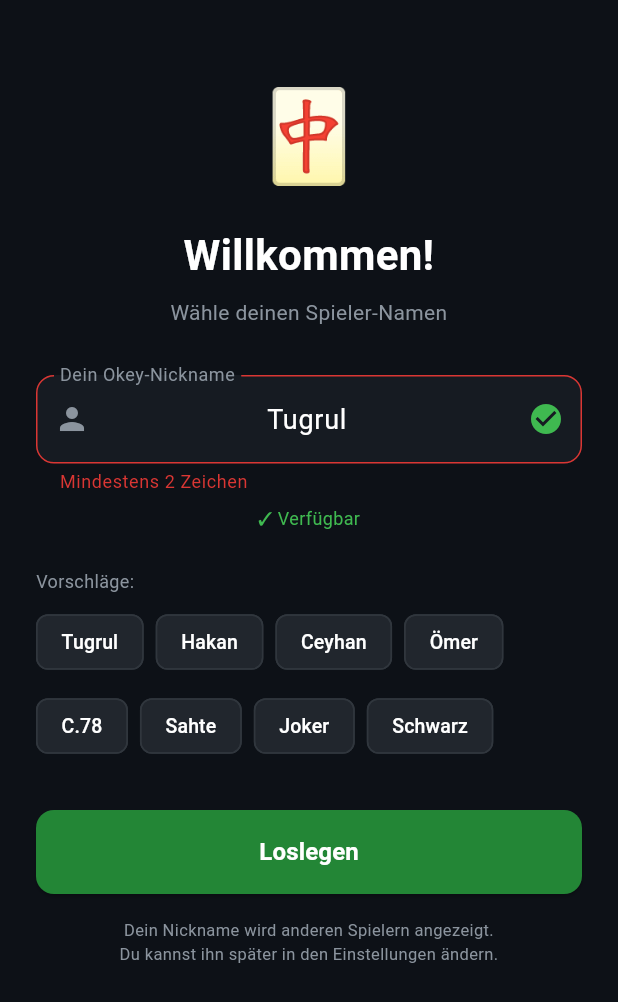
After one commit to Jiggy799/renkli-okey-scout, a Flutter app: the NicknameScreen screen opened by its route, after a tap on "Loslegen", after a tap on "Tugrul", on a phone screen of 412 x 824 dp. The commit adds this screen. Shown: the top 1002 px of the screen. Run offline on Flutter 3.47's test engine with Material 3 defaults, Android fonts, the phone set to English and light mode, and no system bars; our stand-ins replace go_router, google_sign_in, image_picker, qr_flutter, supabase_flutter; missing offline and left inert: mobile_scanner, onnxruntime, realtime_client; accounts and stored records are empty.

Commit message:
feat: Nickname-Auswahl nach Google Sign-In + Profile-Edit
NEUE SCREENS:
- lib/screens/nickname_screen.dart: Erstauswahl nach Login
  * Live-Verfügbarkeitscheck (✓/✗ Icon)
  * Vorschläge (Tugrul, Hakan, Ceyhan, Ömer, ...)
  * Validierung: 2-12 Zeichen, nur [A-Za-z0-9._-]
- lib/screens/profile_screen.dart: Nickname später ändern
  * Avatar + Email read-only
  * Live-Verfügbarkeitscheck

ROUTER:
- /nickname Route
- /profile Route
- Async redirect mit _needsNickname() Check
- Anonymous-User überspringen Nickname-Screen

DATENBANK:
- supabase/migrations/004_profile_username_unique.sql
  * username UNIQUE constraint
  * NOT NULL
  * CHECK 2-12 Zeichen

HOME-SCREEN:
- Lädt nickname + avatar aus profiles-Tabelle
- Neuer 'Profil bearbeiten' Button in AppBar

VERSION BUMP: 1.4.0 → 1.5.0

```diff
--- a/lib/router.dart
+++ b/lib/router.dart
@@ -24,24 +24,55 @@ import 'screens/settings_screen.dart';
 import 'screens/rules_screen.dart';
 import 'screens/collect_screen.dart';
 import 'screens/login_screen.dart';
+import 'screens/nickname_screen.dart';
+import 'screens/profile_screen.dart';
 
 final _rootNavigatorKey = GlobalKey<NavigatorState>();
+
+/// Helper: Prüft ob der User einen Nickname hat.
+Future<bool> _needsNickname() async {
+  final user = Supabase.instance.client.auth.currentUser;
+  if (user == null) return false;
+  // Anonymous User bekommen einen Auto-Nickname
+  if (user.isAnonymous) return false;
+
+  try {
+    final res = await Supabase.instance.client
+        .from('profiles')
+        .select('username')
+        .eq('id', user.id)
+        .maybeSingle();
+    return res == null || (res['username'] as String?)?.isEmpty == true;
+  } catch (_) {
+    return false;
+  }
+}
 
 final router = GoRouter(
   navigatorKey: _rootNavigatorKey,
   initialLocation: '/',
-  redirect: (context, state) {
+  redirect: (context, state) async {
     final user = Supabase.instance.client.auth.currentUser;
     final loc = state.matchedLocation;
     final isLogin = loc == '/login';
+    final isNickname = loc == '/nickname';
     final isDemo = loc.startsWith('/demo');
 
     // Nicht angemeldet → Login (außer Demo ist erlaubt)
     if (user == null && !isLogin && !isDemo) {
       return '/login';
     }
-    // Angemeldet aber auf /login → Home
+    // Angemeldet aber auf /login → Nickname (oder Home wenn schon gesetzt)
     if (user != null && isLogin) {
+      if (await _needsNickname()) return '/nickname';
+      return '/';
+    }
+    // Angemeldet, hat aber keinen Nickname → /nickname
+    if (user != null && !isNickname && !isLogin && !isDemo) {
+      if (await _needsNickname()) return '/nickname';
+    }
+    // Auf /nickname aber Nickname existiert schon → /
+    if (user != null && isNickname && !(await _needsNickname())) {
       return '/';
     }
     return null;
@@ -50,6 +81,14 @@ final router = GoRouter(
     GoRoute(
       path: '/login',
       builder: (context, state) => const LoginScreen(),
+    ),
+    GoRoute(
+      path: '/nickname',
+      builder: (context, state) => const NicknameScreen(),
+    ),
+    GoRoute(
+      path: '/profile',
+      builder: (context, state) => const ProfileScreen(),
     ),
     GoRoute(
       path: '/',
--- /dev/null
+++ b/lib/screens/nickname_screen.dart
@@ -0,0 +1,298 @@
+// lib/screens/nickname_screen.dart
+// RenkliOkeyScout — Nickname-Auswahl nach Google Sign-In
+//
+// User wählt EINMALIG seinen Okey-Nickname. Wird in profiles.username
+// gespeichert und ist für andere Spieler sichtbar.
+
+import 'package:flutter/material.dart';
+import 'package:flutter/services.dart';
+import 'package:go_router/go_router.dart';
+import 'package:supabase_flutter/supabase_flutter.dart';
+
+import '../services/auth_service.dart';
+
+class NicknameScreen extends StatefulWidget {
+  const NicknameScreen({super.key});
+
+  @override
+  State<NicknameScreen> createState() => _NicknameScreenState();
+}
+
+class _NicknameScreenState extends State<NicknameScreen> {
+  final _supabase = Supabase.instance.client;
+  final _auth = AuthService();
+  final _controller = TextEditingController();
+  final _formKey = GlobalKey<FormState>();
+  bool _isLoading = false;
+  String? _error;
+  bool _checkingAvailability = false;
+  bool? _isAvailable;
+
+  static const _suggestions = [
+    'Tugrul', 'Hakan', 'Ceyhan', 'Ömer',
+    'C.78', 'Sahte', 'Joker', 'Schwarz',
+  ];
+
+  @override
+  void dispose() {
+    _controller.dispose();
+    super.dispose();
+  }
+
+  Future<void> _checkAvailability() async {
+    final username = _controller.text.trim();
+    if (username.length < 2) {
+      setState(() => _isAvailable = null);
+      return;
+    }
+
+    setState(() {
+      _checkingAvailability = true;
+      _isAvailable = null;
+    });
+
+    try {
+      final res = await _supabase
+          .from('profiles')
+          .select('username')
+          .eq('username', username)
+          .maybeSingle();
+      if (mounted) {
+        setState(() {
+          _isAvailable = res == null;
+          _checkingAvailability = false;
+        });
+      }
+    } catch (_) {
+      if (mounted) {
+        setState(() {
+          _isAvailable = null;
+          _checkingAvailability = false;
+        });
+      }
+    }
+  }
+
+  Future<void> _save() async {
+    if (!_formKey.currentState!.validate()) return;
+    final username = _controller.text.trim();
+    if (_isAvailable == false) {
+      setState(() => _error = 'Dieser Name ist schon vergeben');
+      return;
+    }
+
+    setState(() {
+      _isLoading = true;
+      _error = null;
+    });
+
+    try {
+      final user = _auth.currentUser;
+      if (user == null) throw 'Nicht angemeldet';
+
+      await _supabase.from('profiles').upsert({
+        'id': user.id,
+        'email': user.email,
+        'full_name': user.userMetadata?['full_name'],
+        'avatar_url': user.userMetadata?['avatar_url'] ?? user.userMetadata?['picture'],
+        'username': username,
+      });
+
+      if (mounted) context.go('/');
+    } catch (e) {
+      setState(() => _error = e.toString());
+    } finally {
+      if (mounted) setState(() => _isLoading = false);
+    }
+  }
+
+  @override
+  Widget build(BuildContext context) {
+    final googleName = _auth.displayName;
+
+    return Scaffold(
+      backgroundColor: const Color(0xFF0D1117),
+      body: SafeArea(
+        child: SingleChildScrollView(
+          padding: const EdgeInsets.all(24),
+          child: Form(
+            key: _formKey,
+            child: Column(
+              crossAxisAlignment: CrossAxisAlignment.stretch,
+              children: [
+                const SizedBox(height: 24),
+                const Text('🀄️', style: TextStyle(fontSize: 60), textAlign: TextAlign.center),
+                const SizedBox(height: 16),
+                const Text(
+                  'Willkommen!',
+                  style: TextStyle(
+                    color: Colors.white,
+                    fontSize: 28,
+                    fontWeight: FontWeight.bold,
+                  ),
+                  textAlign: TextAlign.center,
+                ),
+                const SizedBox(height: 8),
+                Text(
+                  googleName.isNotEmpty
+                      ? 'Angemeldet als $googleName'
+                      : 'Wähle deinen Spieler-Namen',
+                  style: const TextStyle(
+                    color: Color(0xFF8B949E),
+                    fontSize: 14,
+                  ),
+                  textAlign: TextAlign.center,
+                ),
+                const SizedBox(height: 32),
+
+                // Nickname-Feld
+                TextFormField(
+                  controller: _controller,
+                  style: const TextStyle(color: Colors.white, fontSize: 18),
+                  textAlign: TextAlign.center,
+                  inputFormatters: [
+                    LengthLimitingTextInputFormatter(12),
+                    FilteringTextInputFormatter.allow(RegExp(r'[A-Za-zÄÖÜäöü0-9._-]')),
+                  ],
+                  decoration: InputDecoration(
+                    labelText: 'Dein Okey-Nickname',
+                    labelStyle: const TextStyle(color: Color(0xFF8B949E)),
+                    filled: true,
+                    fillColor: const Color(0xFF161B22),
+                    prefixIcon: const Icon(Icons.person, color: Color(0xFF8B949E)),
+                    suffixIcon: _checkingAvailability
+                        ? const Padding(
+                            padding: EdgeInsets.all(12),
+                            child: SizedBox(
+                              width: 16, height: 16,
+                              child: CircularProgressIndicator(strokeWidth: 2, color: Color(0xFF58A6FF)),
+                            ),
+                          )
+                        : _isAvailable == true
+                            ? const Icon(Icons.check_circle, color: Color(0xFF3FB950))
+                            : _isAvailable == false
+                                ? const Icon(Icons.error, color: Color(0xFFF85149))
+                                : null,
+                    border: OutlineInputBorder(
+                      borderRadius: BorderRadius.circular(12),
+                      borderSide: const BorderSide(color: Color(0xFF30363D)),
+                    ),
+                    enabledBorder: OutlineInputBorder(
+                      borderRadius: BorderRadius.circular(12),
+                      borderSide: const BorderSide(color: Color(0xFF30363D)),
+                    ),
+                    focusedBorder: OutlineInputBorder(
+                      borderRadius: BorderRadius.circular(12),
+                      borderSide: const BorderSide(color: Color(0xFF58A6FF), width: 2),
+                    ),
+                  ),
+                  validator: (val) {
+                    final v = val?.trim() ?? '';
+                    if (v.length < 2) return 'Mindestens 2 Zeichen';
+                    if (v.length > 12) return 'Maximal 12 Zeichen';
+                    return null;
+                  },
+                  onChanged: (_) => _checkAvailability(),
+                ),
+
+                // Status-Text
+                if (_isAvailable == false) ...[
+                  const SizedBox(height: 8),
+                  const Text(
+                    'Dieser Name ist schon vergeben',
+                    style: TextStyle(color: Color(0xFFF85149), fontSize: 12),
+                    textAlign: TextAlign.center,
+                  ),
+                ] else if (_isAvailable == true) ...[
+                  const SizedBox(height: 8),
+                  const Text(
+                    '✓ Verfügbar',
+                    style: TextStyle(color: Color(0xFF3FB950), fontSize: 12),
+                    textAlign: TextAlign.center,
+                  ),
+                ],
+
+                const SizedBox(height: 24),
+
+                // Vorschläge
+                const Align(
+                  alignment: Alignment.centerLeft,
+                  child: Text(
+                    'Vorschläge:',
+                    style: TextStyle(color: Color(0xFF8B949E), fontSize: 12),
+                  ),
+                ),
+                const SizedBox(height: 8),
+                Wrap(
+                  spacing: 8,
+                  runSpacing: 8,
+                  children: _suggestions.map((s) {
+                    return ActionChip(
+                      label: Text(s),
+                      labelStyle: const TextStyle(color: Colors.white, fontSize: 13),
+                      backgroundColor: const Color(0xFF21262D),
+                      side: const BorderSide(color: Color(0xFF30363D)),
+                      onPressed: () {
+                        _controller.text = s;
+                        _checkAvailability();
+                      },
+                    );
+                  }).toList(),
+                ),
+
+                // Fehler
+                if (_error != null) ...[
+                  const SizedBox(height: 16),
+                  Container(
+                    padding: const EdgeInsets.all(12),
+                    decoration: BoxDecoration(
+                      color: const Color(0xFFDA3633).withValues(alpha: 0.15),
+                      borderRadius: BorderRadius.circular(8),
+                      border: Border.all(color: const Color(0xFFDA3633)),
+                    ),
+                    child: Text(
+                      _error!,
+                      style: const TextStyle(color: Color(0xFFDA3633), fontSize: 12),
+                      textAlign: TextAlign.center,
+                    ),
+                  ),
+                ],
+
+                const SizedBox(height: 32),
+
+                // Speichern-Button
+                SizedBox(
+                  height: 56,
+                  child: ElevatedButton(
+                    onPressed: (_isLoading || _isAvailable == false) ? null : _save,
+                    style: ElevatedButton.styleFrom(
+                      backgroundColor: const Color(0xFF238636),
+                      foregroundColor: Colors.white,
+                      shape: RoundedRectangleBorder(borderRadius: BorderRadius.circular(12)),
+                    ),
+                    child: _isLoading
+                        ? const SizedBox(
+                            width: 20, height: 20,
+                            child: CircularProgressIndicator(color: Colors.white, strokeWidth: 2),
+                          )
+                        : const Text(
+                            'Loslegen',
+                            style: TextStyle(fontSize: 16, fontWeight: FontWeight.bold),
+                          ),
+                  ),
+                ),
+
+                const SizedBox(height: 16),
+                const Text(
+                  'Dein Nickname wird anderen Spielern angezeigt.\nDu kannst ihn später in den Einstellungen ändern.',
+                  style: TextStyle(color: Color(0xFF8B949E), fontSize: 11),
+                  textAlign: TextAlign.center,
+                ),
+              ],
+            ),
+          ),
+        ),
+      ),
+    );
+  }
+}
--- a/pubspec.yaml
+++ b/pubspec.yaml
@@ -1,7 +1,7 @@
 name: renkli_okey_scout
 description: "RenkliOkeyScout — Cross-platform Okey scoring app with AI tile detection."
 publish_to: 'none'
-version: 1.4.0+1
+version: 1.5.0+1
 
 environment:
   sdk: ^3.12.2
```
Also changed, not shown: lib/screens/home_screen.dart (+54 -2 lines), lib/screens/profile_screen.dart (added, +292 -0 lines), 1 other file.
